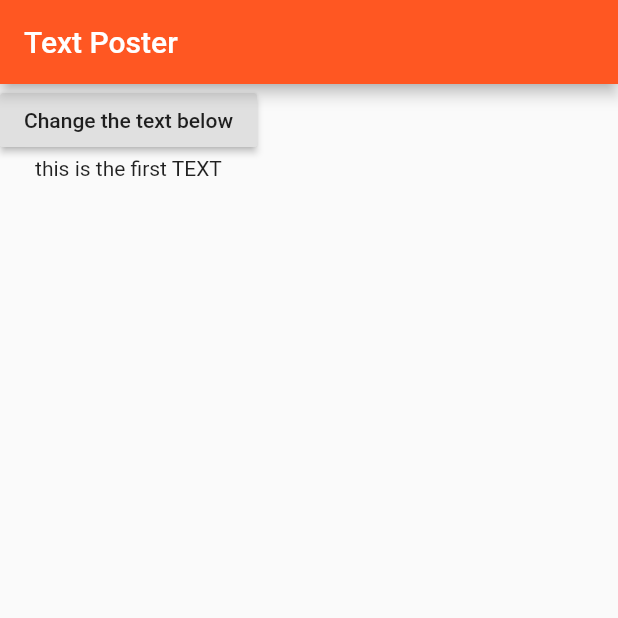
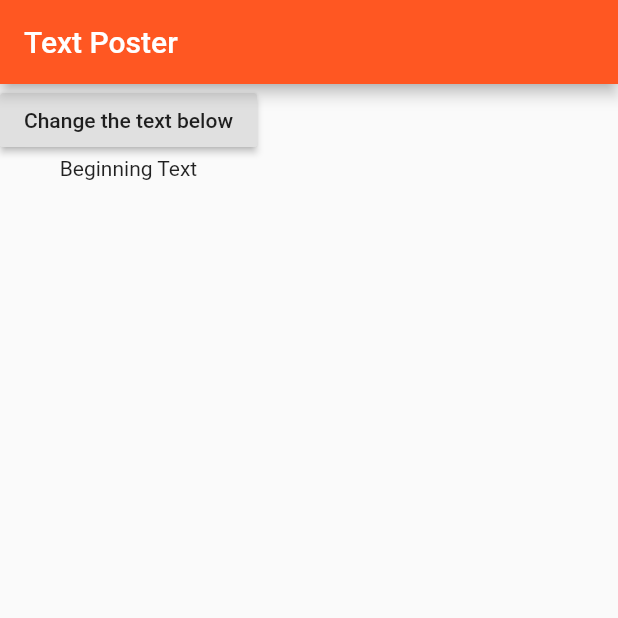
Before and after one commit to ofu997/flttrText, a Flutter app: the screen it shows after launch, on a phone screen of 412 x 824 dp, the top half of it. Run offline on Flutter 3.47's test engine with Material 2 defaults, Android fonts, the phone set to English and light mode, and no system bars.

Commit message:
final changes

```diff
--- a/lib/TextControl.dart
+++ b/lib/TextControl.dart
@@ -1,7 +1,10 @@
  import 'package:flutter/material.dart';
-import './Text.dart';
+import './TextOutput.dart';
 
 class TextControl extends StatefulWidget{
+  // final String mainText;
+  // TextControl({this.mainText='first text from TextControl'});
+
   @override
     State<StatefulWidget> createState() {
       // TODO: implement createState
@@ -10,7 +13,7 @@ class TextControl extends StatefulWidget{
 }
 
 class _TextControl extends State<TextControl>{
-String _mainText = 'this is the first TEXT';
+String _mainText = 'Beginning Text'; // this is the first TEXT';
 
   @override
     Widget build(BuildContext context) {
--- a/lib/main.dart
+++ b/lib/main.dart
@@ -1,22 +1,16 @@
-import 'package:flutter/material.dart';
-import './TextControl.dart';
 // 1) Create a new Flutter App (in this project) and output an AppBar and some text
 // below it
 // 2) Add a button which changes the text (to any other text of your choice)
 // 3) Split the app into three widgets: App, TextControl & Textimport 'package:flutter/material.dart';
 
+import 'package:flutter/material.dart';
+import './TextControl.dart';
+
+
 void main() => runApp(MyApp());
 
 class MyApp extends StatelessWidget {
-//   @override
-//     State<StatefulWidget> createState() {
-//       // TODO: implement createState
-//       return _MyAppState();
-//     }
-// }
-
-// class _MyAppState extends State<MyApp>{
-  // String _mainText = 'this is the first text';
+   String _mainText = 'this is the first text from main.dart';
 
   @override
   Widget build(BuildContext context) {
```
Also changed, not shown: flutter_01.png (added), flutter_02.png (added), lib/TextOutput.dart (renamed from lib/Text.dart).
